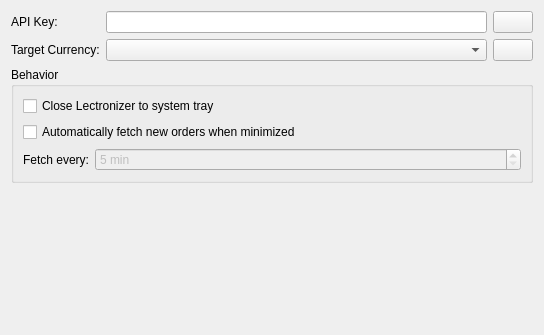
Old version of the form widgets/settingspages/generalsettingspage.ui in the repository arturo182/lectronizer.
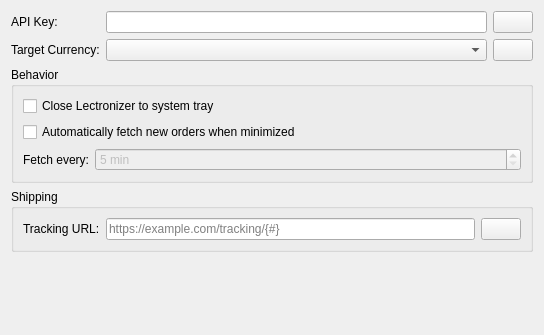
New version of the form. Icons and pictures are not drawn.

```diff
--- a/widgets/settingspages/generalsettingspage.ui
+++ b/widgets/settingspages/generalsettingspage.ui
@@ -125,6 +125,53 @@
      </layout>
     </widget>
    </item>
+   <item row="3" column="0" colspan="2">
+    <widget class="QGroupBox" name="shippingGroupBox">
+     <property name="title">
+      <string>Shipping</string>
+     </property>
+     <layout class="QFormLayout" name="formLayout_3">
+      <item row="0" column="0">
+       <widget class="QLabel" name="shippingTrackingUrlLabel">
+        <property name="text">
+         <string>Tracking URL:</string>
+        </property>
+       </widget>
+      </item>
+      <item row="0" column="1">
+       <layout class="QHBoxLayout" name="horizontalLayout_3">
+        <item>
+         <widget class="QLineEdit" name="shippingTrackingUrlEdit">
+          <property name="placeholderText">
+           <string>https://example.com/tracking/{#}</string>
+          </property>
+         </widget>
+        </item>
+        <item>
+         <widget class="QPushButton" name="shippingTrackingUrlHelpButton">
+          <property name="sizePolicy">
+           <sizepolicy hsizetype="Fixed" vsizetype="Fixed">
+            <horstretch>0</horstretch>
+            <verstretch>0</verstretch>
+           </sizepolicy>
+          </property>
+          <property name="toolTip">
+           <string>Use &quot;{#}&quot; to mark where the tracking ID should be inserted.</string>
+          </property>
+          <property name="text">
+           <string/>
+          </property>
+          <property name="icon">
+           <iconset resource="../../res.qrc">
+            <normaloff>:/res/icons/information.png</normaloff>:/res/icons/information.png</iconset>
+          </property>
+         </widget>
+        </item>
+       </layout>
+      </item>
+     </layout>
+    </widget>
+   </item>
   </layout>
  </widget>
  <resources>
```
